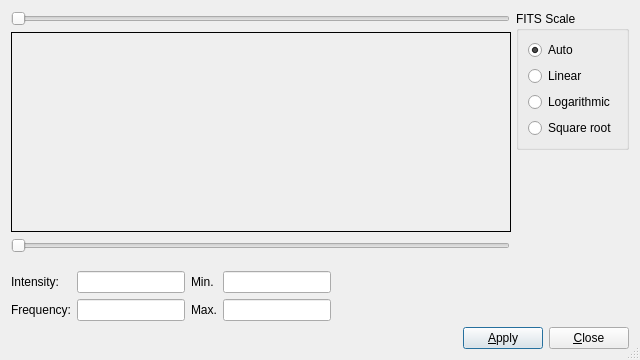
First picture: the form in kstars/fitsviewer/fitshistogramui.ui, repository KDE/kstars, before the edit.
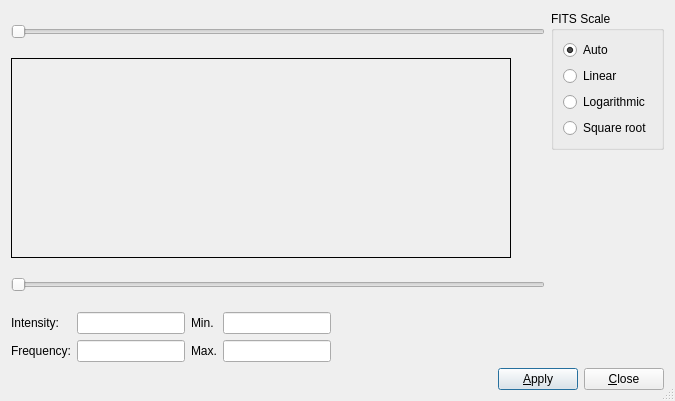
Second picture: the form after the edit. Custom widgets are drawn as their Qt base class.

Commit message: Fix UI alignment issues in histogram dialog

```diff
--- a/kstars/fitsviewer/fitshistogramui.ui
+++ b/kstars/fitsviewer/fitshistogramui.ui
@@ -6,8 +6,8 @@
    <rect>
     <x>0</x>
     <y>0</y>
-    <width>640</width>
-    <height>360</height>
+    <width>675</width>
+    <height>401</height>
    </rect>
   </property>
   <property name="sizePolicy">
@@ -24,7 +24,7 @@
   </property>
   <property name="maximumSize">
    <size>
-    <width>640</width>
+    <width>800</width>
     <height>425</height>
    </size>
   </property>
@@ -34,10 +34,8 @@
   <property name="sizeGripEnabled">
    <bool>true</bool>
   </property>
-  <layout class="QVBoxLayout" name="verticalLayout_3">
-   <item>
-    <layout class="QHBoxLayout" name="horizontalLayout">
-     <item>
+  <layout class="QGridLayout" name="gridLayout_2">
+   <item row="0" column="0">
       <layout class="QVBoxLayout" name="verticalLayout">
        <item>
         <widget class="QSlider" name="maxSlider">
@@ -87,22 +85,9 @@
          </property>
         </widget>
        </item>
-       <item>
-        <spacer name="verticalSpacer_2">
-         <property name="orientation">
-          <enum>Qt::Vertical</enum>
-         </property>
-         <property name="sizeHint" stdset="0">
-          <size>
-           <width>20</width>
-           <height>40</height>
-          </size>
-         </property>
-        </spacer>
-       </item>
-      </layout>
-     </item>
-     <item>
+    </layout>
+   </item>
+   <item row="0" column="1">
       <layout class="QVBoxLayout" name="verticalLayout_2">
        <item>
         <widget class="QGroupBox" name="FITSScaleGroup">
@@ -171,9 +156,7 @@
        </item>
       </layout>
      </item>
-    </layout>
-   </item>
-   <item>
+   <item row="1" column="0">
     <layout class="QGridLayout">
      <property name="margin">
       <number>0</number>
@@ -273,7 +256,7 @@
      </item>
     </layout>
    </item>
-   <item>
+   <item row="2" column="0" colspan="2">
     <layout class="QHBoxLayout">
      <property name="spacing">
       <number>6</number>
```
Lines whose indentation alone changed are shown as unchanged.
